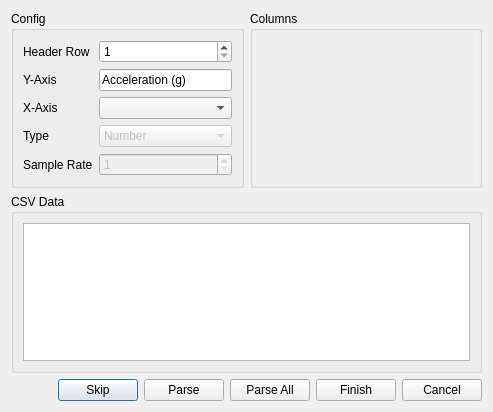
The window that designer/parserdialog.ui (RuggedScience/AccelExplorer) describes before a commit, drawn with Qt 5.
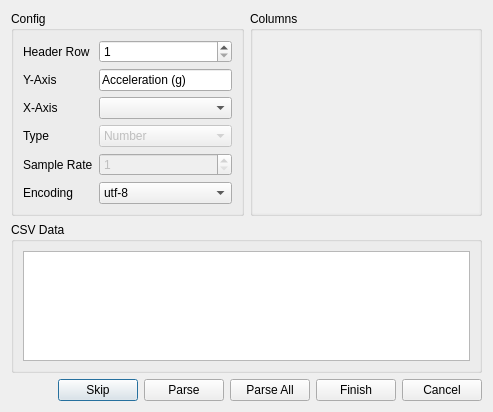
The same window after the commit. Custom widgets are drawn as their Qt base class.

Commit message: Added support for iso-8859-1 encoded CSV files

What changed in the file:
```diff
--- a/designer/parserdialog.ui
+++ b/designer/parserdialog.ui
@@ -136,6 +136,27 @@
           </property>
          </widget>
         </item>
+        <item row="5" column="1">
+         <widget class="QComboBox" name="encodingComboBox">
+          <item>
+           <property name="text">
+            <string>utf-8</string>
+           </property>
+          </item>
+          <item>
+           <property name="text">
+            <string>iso-8859-1</string>
+           </property>
+          </item>
+         </widget>
+        </item>
+        <item row="5" column="0">
+         <widget class="QLabel" name="label">
+          <property name="text">
+           <string>Encoding</string>
+          </property>
+         </widget>
+        </item>
        </layout>
       </widget>
      </item>
@@ -174,7 +195,7 @@
              <x>0</x>
              <y>0</y>
              <width>231</width>
-             <height>152</height>
+             <height>180</height>
             </rect>
            </property>
            <layout class="QVBoxLayout" name="headerLayout">
```
The commit also changes 1 other file.
